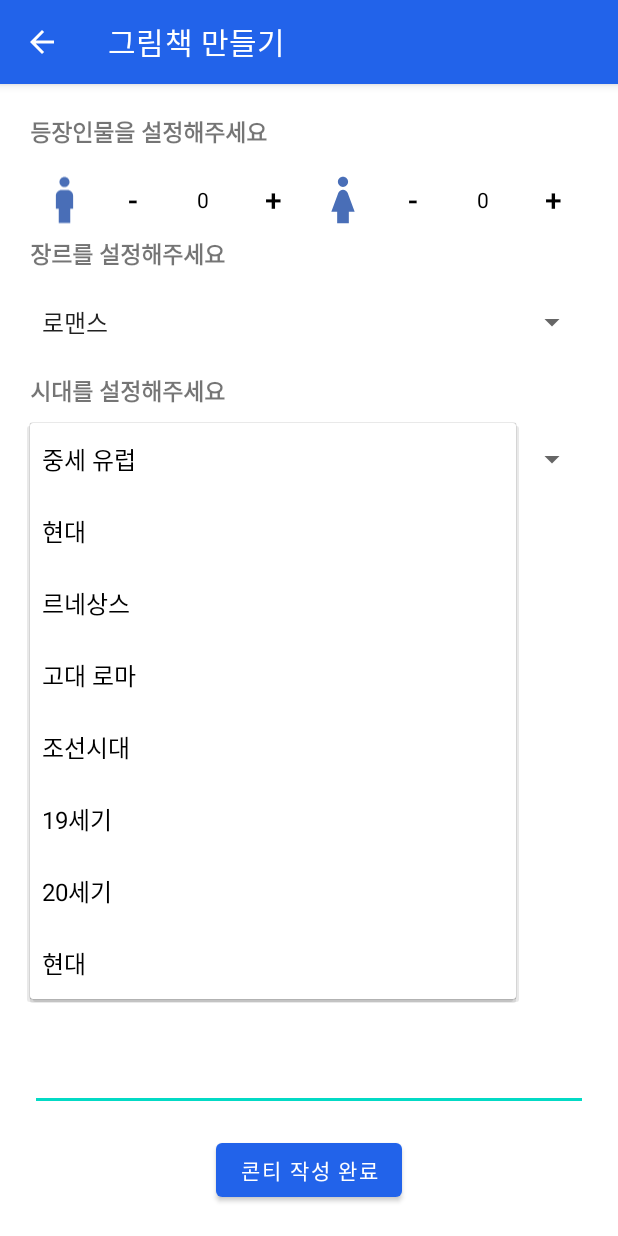
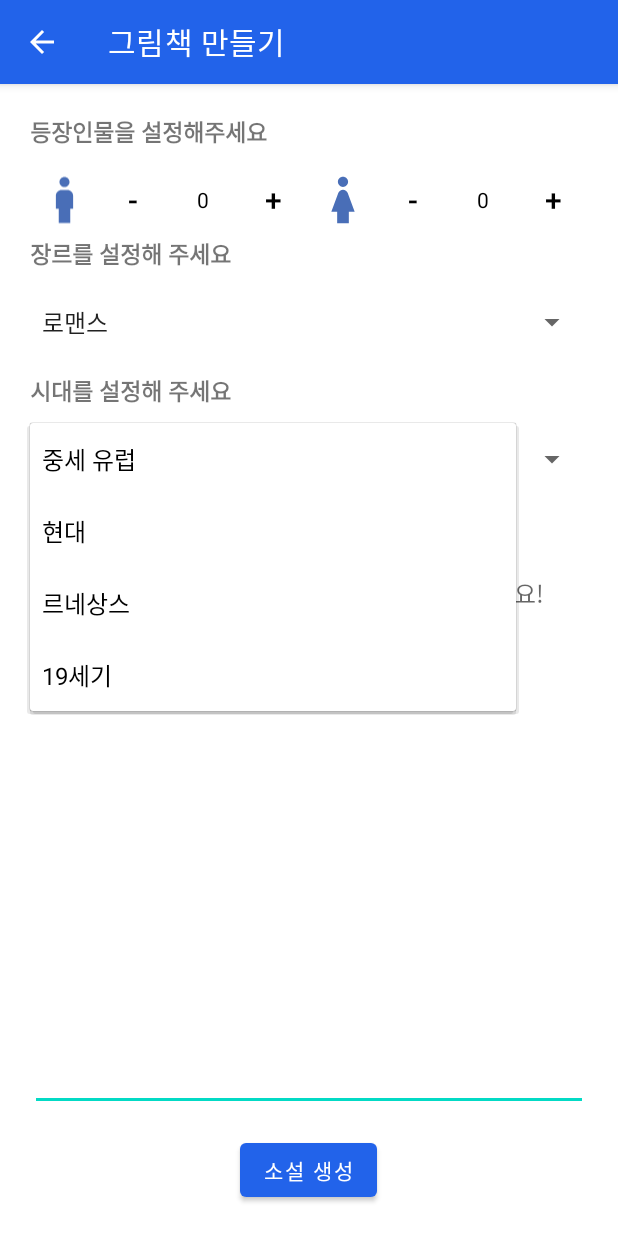
Before and after one commit to MobileComputing-2023/AI-PictureBook, an Android app: the SettingActivity screen opened directly, with no data from a screen before it, after a tap on "중세 유럽", on a phone screen of 412 x 824 dp. Run offline under Robolectric (Android 15) with nearby library versions, the phone set to English and light mode, and no system bars.

Commit message:
fix: 소설 장르/시대 및 레이아웃 수정

```diff
--- a/app/src/main/res/layout/activity_setting.xml
+++ b/app/src/main/res/layout/activity_setting.xml
@@ -106,7 +106,7 @@
         <TextView
             android:layout_width="match_parent"
             android:layout_height="wrap_content"
-            android:text="장르를 설정해주세요"
+            android:text="장르를 설정해 주세요"
             android:textStyle="bold"
             android:textSize="15dp"
             app:layout_constraintBottom_toBottomOf="parent"
@@ -126,7 +126,7 @@
         <TextView
             android:layout_width="match_parent"
             android:layout_height="wrap_content"
-            android:text="시대를 설정해주세요"
+            android:text="시대를 설정해 주세요"
             android:textStyle="bold"
             android:textSize="15dp"
             app:layout_constraintBottom_toBottomOf="parent"
@@ -161,7 +161,7 @@
             android:layout_width="match_parent"
             android:layout_height="0dp"
             android:layout_weight="1"
-            android:hint="줄거리는 200자 이내로 작성해 주세요!"
+            android:hint="줄거리는 키워드 위주, 200자 이내로 작성해 주세요!"
             android:layout_marginBottom="15dp"
             android:textSize="16sp"
             android:gravity="top|start"/>
@@ -171,7 +171,7 @@
             android:layout_width="wrap_content"
             android:layout_height="wrap_content"
             android:layout_gravity="center"
-            android:text="콘티 작성 완료"/>
+            android:text="소설 생성"/>
     </LinearLayout>
 
 </androidx.constraintlayout.widget.ConstraintLayout>
--- a/app/src/main/res/values/strings.xml
+++ b/app/src/main/res/values/strings.xml
@@ -3,22 +3,19 @@
     <array name="genre">
         <item>로맨스</item>
         <item>판타지</item>
-        <item>무협</item>
+        <item>공상 과학</item>
+        <item>스포츠</item>
     </array>
     <array name="era">
         <item>중세 유럽</item>
         <item>현대</item>
         <item>르네상스</item>
-        <item>고대 로마</item>
-        <item>조선시대</item>
         <item>19세기</item>
-        <item>20세기</item>
-        <item>현대</item>
     </array>
 
     <string-array name="loadingTxt">
         <item>그거 아시나요?\n"라푼젤"에서 라푼젤의 머리카락은 \n70피트(약 21m)에 이르는 길이입니다.</item>
-        <item>이 사실은 모르실 걸요.\n"백설공주"에서 감정 표현을 캐릭터에\n 적용시킨 최초의 디즈니 애니메이션이랍니다.</item>
+        <item>이 사실은 모르실 걸요.\n"백설공주"는 감정 표현을 캐릭터에\n 적용시킨 최초의 디즈니 애니메이션이랍니다.</item>
         <item>거의 다 왔어요!\n세상에서 제일 창의적인 그림책이\n 만들어지고 있답니다.</item>
         <item>피노키오라는 이름은 \n이탈리아어에서 "작은 꼭두각시"를 의미한대요.\n정말 귀엽지 않나요?</item>
         <item>신데렐라는 유리 구두를 신는 것으로 유명하지만,\n원래 이야기에서는 펠트로 만든 신발을 신었다네요. 우와!</item>
@@ -27,7 +24,7 @@
         <item>"백조의 호수"의 원래 이야기에서는\n 주인공이 남자였다고 해요.\n우와 신기해라!</item>
         <item>"장화신은 고양이"의 원래 이야기에서는\n 고양이가 장화를 신었던 것이 아니라\n 장화를 산 것이었다고 하네요.우하하.</item>
         <item>"신데렐라"의 유래는 \n교황이었던 신데렐라(신데렐라라는 이름이 아닙니다)와\n 관련이 있다고 해요.</item>
-        <item>조금만 더 기다려 주세요^__^!\n따끈따끈한 그림책이 만들어지고 있어요.</item>
+        <item>조금만 더 기다려 주세요 ^__^!\n따끈따끈한 그림책이 만들어지고 있어요.</item>
     </string-array>
 
     <!-- 임시로 생성한 책 제목 리스트 -->
```
